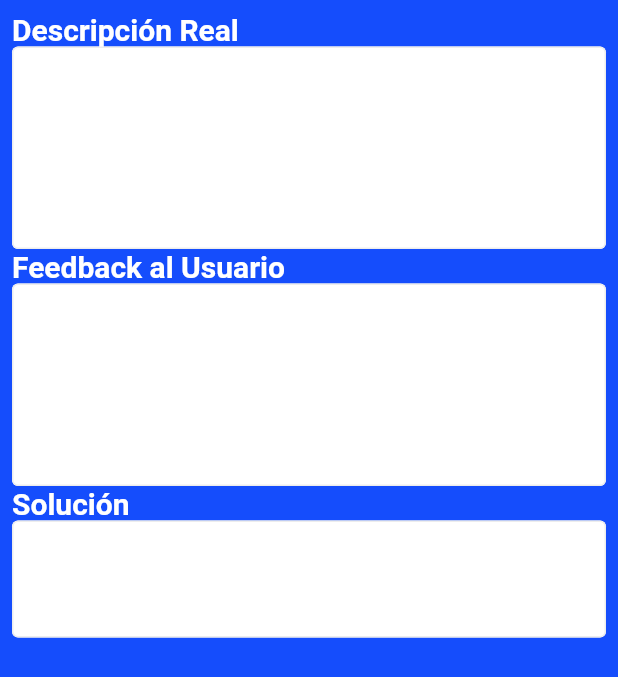
After one commit to FernandoAHQ/SIOS_SITE, a Flutter app: the FeedbackScreen screen opened by its route, on a phone screen of 412 x 824 dp. The commit adds this screen. Shown: the top 677 px of the screen. Run offline on Flutter 3.47's test engine with Material 2 defaults, Android fonts, the phone set to English and light mode, and no system bars; our stand-ins replace flutter_secure_storage, socket_io_client; accounts and stored records are empty; network calls fail.

Commit message:
Feedback Screen

```diff
--- a/lib/main.dart
+++ b/lib/main.dart
@@ -19,6 +19,7 @@ class MyApp extends StatelessWidget {
         ChangeNotifierProvider(create: (_)=>AuthService()),
         ChangeNotifierProvider(create: (_)=>SocketProvider()),
         ChangeNotifierProvider(create: (_)=>ServiceQuery()),
+        ChangeNotifierProvider(create: (_)=>FeedBackProvider()),
       ],
       child: MaterialApp(
         debugShowCheckedModeBanner: false,
--- /dev/null
+++ b/lib/providers/feedback_provider.dart
@@ -0,0 +1,7 @@
+import 'package:flutter/cupertino.dart';
+
+class FeedBackProvider extends ChangeNotifier{
+
+  GlobalKey<FormState> feedbackKey = GlobalKey<FormState>();
+
+}
--- a/lib/providers/providers.dart
+++ b/lib/providers/providers.dart
@@ -1,2 +1,3 @@
 export 'package:sios_app/providers/login_form_provider.dart';
 export 'package:sios_app/providers/socket_provider.dart';
+export 'package:sios_app/providers/feedback_provider.dart';
--- a/lib/routes/router.dart
+++ b/lib/routes/router.dart
@@ -6,4 +6,5 @@ final Map<String, Widget Function(BuildContext)> appRoutes = {
   'login'  : (_) => const LoginScreen(),
   'home'  : (context) => const HomeScreen(),
   'details'  : (context) =>  DetailService(),
+  'feedback'  : (context) =>  FeedbackScreen(),
 };
--- /dev/null
+++ b/lib/screens/feedback_screen.dart
@@ -0,0 +1,87 @@
+import 'package:flutter/material.dart';
+import 'package:provider/provider.dart';
+import 'package:sios_app/providers/providers.dart';
+import 'package:sios_app/theme/app_theme.dart';
+import 'package:sios_app/widgets/widgets.dart';
+
+class FeedbackScreen extends StatelessWidget {
+
+  @override
+  Widget build(BuildContext context) {
+
+    final feedbackProvider = Provider.of<FeedBackProvider>(context);
+
+    return Scaffold(
+      backgroundColor: Apptheme.primarylight,
+      body: SingleChildScrollView(
+        child: SafeArea(
+          child: Padding(
+            padding: const EdgeInsets.all(8.0),
+            child: Form(
+              key: feedbackProvider.feedbackKey,
+              child: Column(
+                crossAxisAlignment: CrossAxisAlignment.start,
+                children: const [
+
+                  CustomTitle(
+                    text:'Descripción Real',
+                    color: Colors.white,
+                  ),
+                  _CustomFormFields(),
+                  CustomTitle(
+                    text: 'Feedback al Usuario',
+                    color: Colors.white,
+                  ),
+                  _CustomFormFields(),
+                  CustomTitle(
+                    text: 'Solución',
+                    color: Colors.white,
+                  ),
+                  _CustomFormFields(
+                    maxLines: 2,
+                  ),
+
+                ],
+
+              )
+            ),
+          ),
+        ),
+      ),
+    );
+
+  }
+}
+
+
+class _CustomFormFields extends StatelessWidget {
+
+  final int? maxLines;
+
+  const _CustomFormFields({
+    Key? key,
+    this.maxLines,
+  }) : super(key: key);
+
+  @override
+  Widget build(BuildContext context) {
+    return TextFormField(
+      controller: TextEditingController(),
+      maxLines: maxLines ?? 5,
+      decoration: const InputDecoration(
+
+        fillColor: Colors.white,
+        filled: true,
+
+        enabledBorder: OutlineInputBorder(
+          borderSide  : BorderSide(color: Color(0xffededed)),
+        ),
+
+        focusedBorder : OutlineInputBorder(
+          borderSide  : BorderSide(color: Color(0xffededed))
+        )
+
+      ),
+    );
+  }
+}
--- a/lib/screens/screens.dart
+++ b/lib/screens/screens.dart
@@ -1,4 +1,5 @@
+export 'package:sios_app/screens/detail_service.dart';
+export 'package:sios_app/screens/feedback_screen.dart';
 export 'package:sios_app/screens/home_screen.dart';
 export 'package:sios_app/screens/loading_screen.dart';
 export 'package:sios_app/screens/login_screen.dart';
-export 'package:sios_app/screens/detail_service.dart';
--- a/lib/services/service_query.dart
+++ b/lib/services/service_query.dart
@@ -17,8 +17,6 @@ class ServiceQuery extends ChangeNotifier{
       'authorization': 'Bearer $token'
     });
 
-    print(resp);
-
     if(resp.statusCode == 200){
       final jsonData = json.decode(resp.body);
       return service = Service.extraerInfo(jsonData);
--- a/lib/widgets/custom_text_form_field.dart
+++ b/lib/widgets/custom_text_form_field.dart
@@ -11,6 +11,7 @@ class CustomTextFormField extends StatelessWidget {
   final bool obscureText;
   final String? Function(String?) validator;
   final String? Function(String?) onChanged;
+  final int? maxLines;
 
   const CustomTextFormField({
     Key? key,
@@ -19,6 +20,7 @@ class CustomTextFormField extends StatelessWidget {
     this.keyboardType,
     this.prefixIcon,
     this.obscureText = false,
+    this.maxLines,
     required this.validator,
     required this.onChanged,
   }) : super(key: key);
@@ -29,6 +31,8 @@ class CustomTextFormField extends StatelessWidget {
     return TextFormField(
 
       keyboardType: keyboardType,
+
+      maxLines: obscureText==true ? 1 : maxLines,
 
       controller: TextEditingController(),
       cursorColor: Apptheme.primarydark,
--- /dev/null
+++ b/lib/widgets/custom_title.dart
@@ -0,0 +1,28 @@
+
+import 'package:flutter/material.dart';
+
+class CustomTitle extends StatelessWidget {
+
+  final String text;
+  final Color? color;
+  final double? size;
+
+  const CustomTitle({
+    Key? key,
+    this.color,
+    this.size,
+    required this.text,
+  }) : super(key: key);
+
+  @override
+  Widget build(BuildContext context) {
+    return Text(
+      text,
+      style: TextStyle(
+        fontWeight: FontWeight.bold,
+        color: color ?? Colors.black,
+        fontSize: size ?? 20,
+      ),
+    );
+  }
+}
--- a/lib/widgets/widgets.dart
+++ b/lib/widgets/widgets.dart
@@ -2,3 +2,4 @@ export 'package:sios_app/widgets/custom_text_form_field.dart';
 export 'package:sios_app/widgets/login_form.dart';
 export 'package:sios_app/widgets/status_widget.dart';
 export 'package:sios_app/widgets/severity_image.dart';
+export 'package:sios_app/widgets/custom_title.dart';
```
Also changed, not shown: lib/screens/detail_service.dart (+72 -17 lines).
